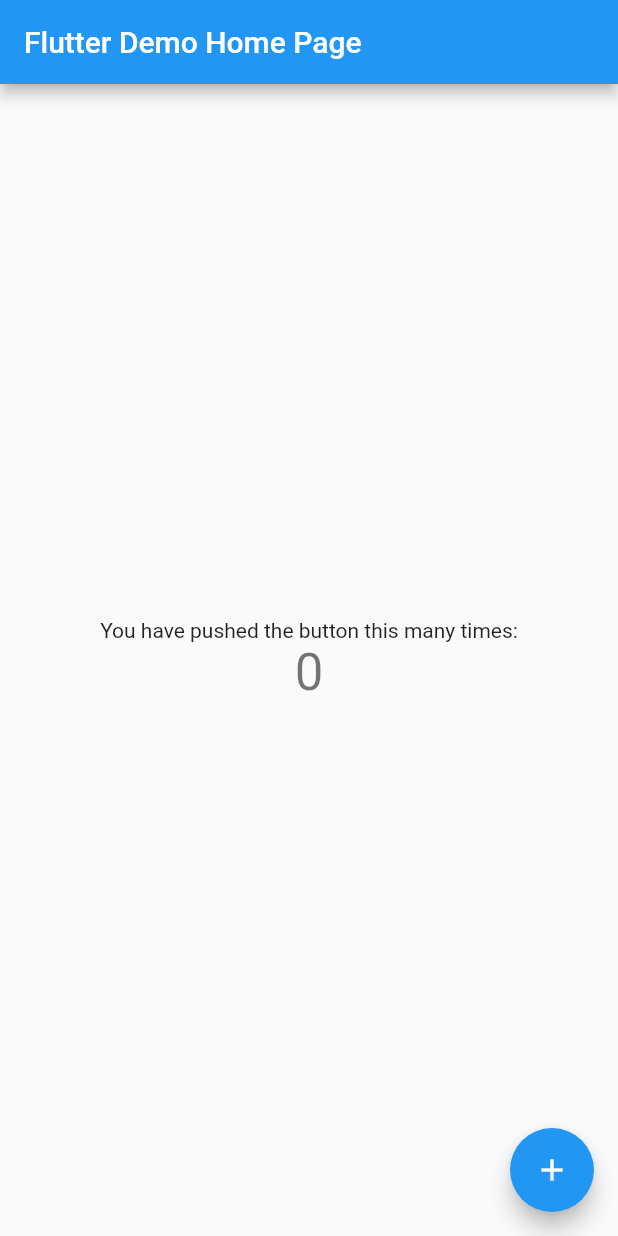
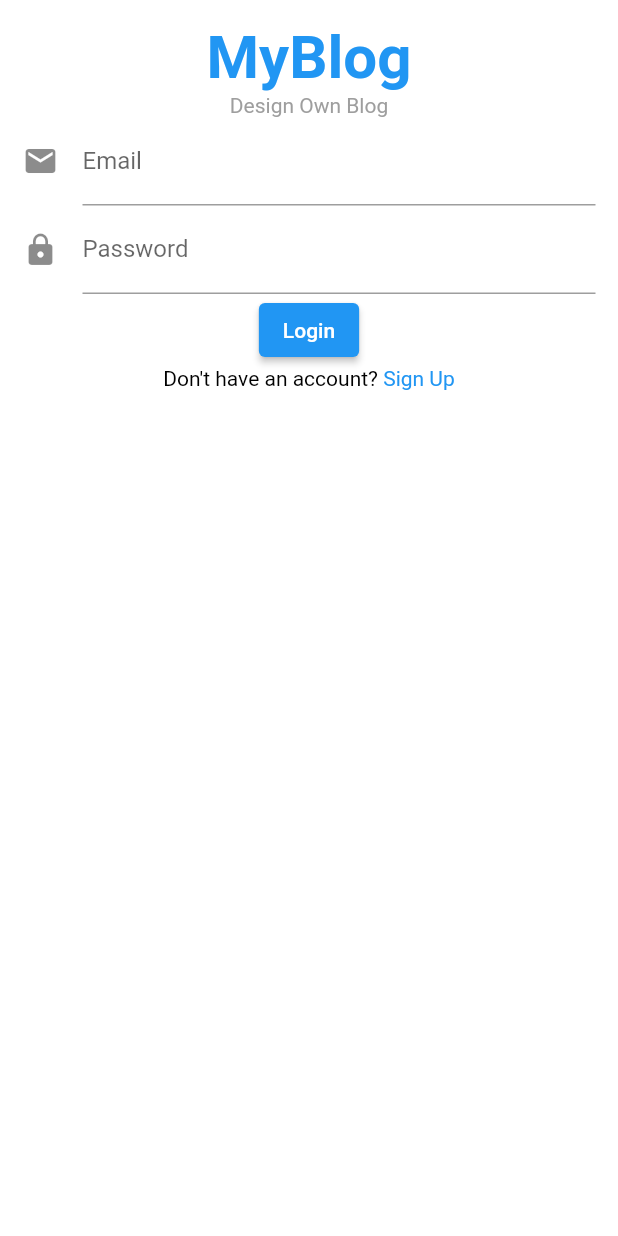
Before and after one commit to zhafranzainal/my_blog_app, a Flutter app: the screen it shows after launch, on a phone screen of 412 x 824 dp. Run offline on Flutter 3.47's test engine with Material 2 defaults, Android fonts, the phone set to English and light mode, and no system bars.

Commit message:
Add login page

```diff
--- a/lib/main.dart
+++ b/lib/main.dart
@@ -1,4 +1,5 @@
 import 'package:flutter/material.dart';
+import 'package:my_blog_app/screens/login_page/login_page.dart';
 
 void main() {
   runApp(const MyApp());
@@ -24,7 +25,7 @@ class MyApp extends StatelessWidget {
         // is not restarted.
         primarySwatch: Colors.blue,
       ),
-      home: const MyHomePage(title: 'Flutter Demo Home Page'),
+      home: LoginPage(),
     );
   }
 }
--- /dev/null
+++ b/lib/screens/login_page/login_page.dart
@@ -0,0 +1,90 @@
+import 'package:flutter/gestures.dart';
+import 'package:flutter/material.dart';
+import 'package:my_blog_app/screens/home_page/home_page.dart';
+import 'package:my_blog_app/screens/register_page/register_page.dart';
+
+class LoginPage extends StatefulWidget {
+  const LoginPage({super.key});
+
+  @override
+  State<LoginPage> createState() => _LoginPageState();
+}
+
+class _LoginPageState extends State<LoginPage> {
+  @override
+  Widget build(BuildContext context) {
+    return Scaffold(
+        backgroundColor: Colors.white,
+        body: SafeArea(
+          child: Container(
+            padding: EdgeInsets.all(15),
+            width: double.infinity,
+            child: Column(
+              crossAxisAlignment: CrossAxisAlignment.center,
+              children: [
+                const Text(
+                  "MyBlog",
+                  style: TextStyle(
+                    color: Colors.blue,
+                    fontSize: 40,
+                    fontWeight: FontWeight.bold,
+                  ),
+                ),
+                const Text(
+                  "Design Own Blog",
+                  style: TextStyle(
+                    color: Colors.grey,
+                  ),
+                ),
+                TextFormField(
+                  decoration: const InputDecoration(
+                    labelText: "Email",
+                    hintText: "Email",
+                    icon: Icon(Icons.email),
+                  ),
+                ),
+                TextFormField(
+                  decoration: const InputDecoration(
+                    labelText: "Password",
+                    hintText: "Password",
+                    icon: Icon(Icons.lock),
+                  ),
+                ),
+                ElevatedButton(
+                    onPressed: () {
+                      Navigator.push(
+                          context,
+                          MaterialPageRoute(
+                              builder: (context) => const HomePage()));
+                    },
+                    child: Text("Login")),
+                RichText(
+                  text: TextSpan(
+                    children: <TextSpan>[
+                      TextSpan(
+                          text: "Don't have an account? ",
+                          style: TextStyle(
+                            color: Colors.black,
+                          )),
+                      TextSpan(
+                          text: 'Sign Up',
+                          style: TextStyle(
+                            color: Colors.blue,
+                          ),
+                          recognizer: TapGestureRecognizer()
+                            ..onTap = () {
+                              Navigator.push(
+                                  context,
+                                  MaterialPageRoute(
+                                      builder: (context) =>
+                                          const RegisterPage()));
+                            }),
+                    ],
+                  ),
+                )
+              ],
+            ),
+          ),
+        ));
+  }
+}
```
